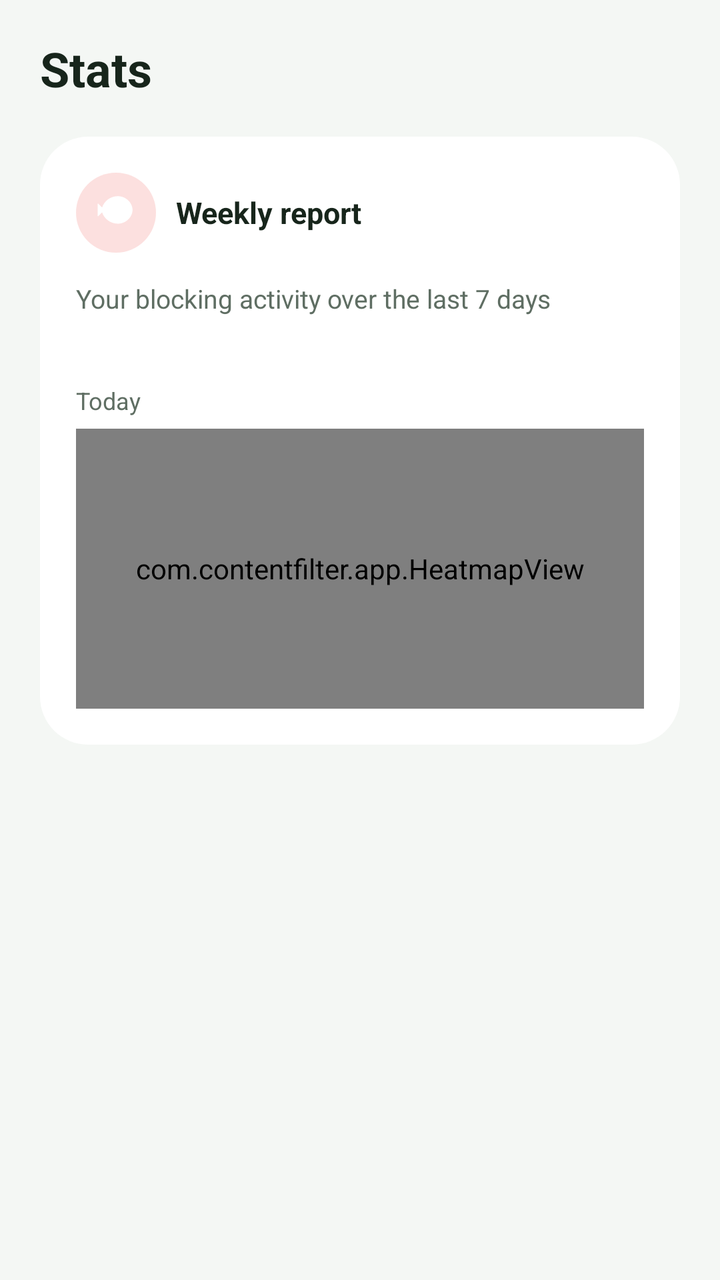
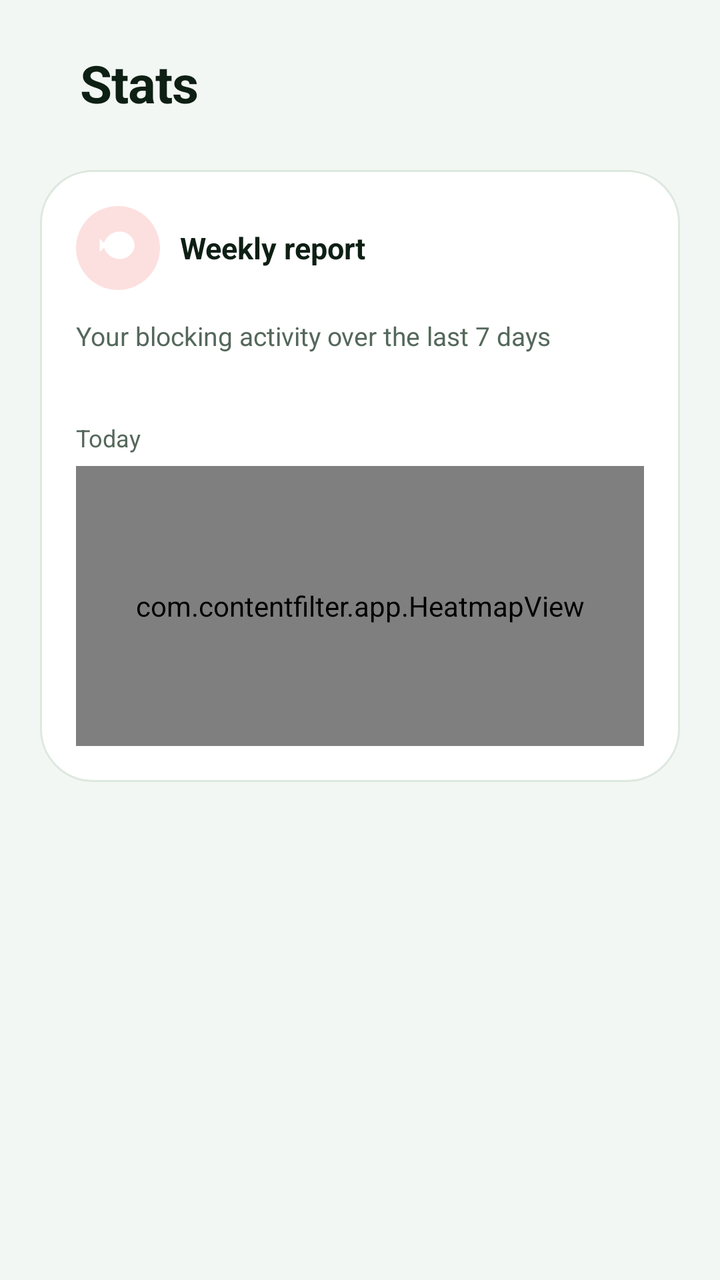

Before-and-after screenshots of an Android layout around one commit, followed by the original layout XML and the change that was made.
<!-- AndroidManifest.xml: application theme Theme.ContentFilter -->
<!-- res/layout/fragment_stats.xml -->
<?xml version="1.0" encoding="utf-8"?>
<ScrollView xmlns:android="http://schemas.android.com/apk/res/android"
    android:layout_width="match_parent"
    android:layout_height="match_parent"
    android:fillViewport="true"
    android:scrollbars="none">

    <LinearLayout
        android:layout_width="match_parent"
        android:layout_height="wrap_content"
        android:orientation="vertical"
        android:paddingStart="20dp"
        android:paddingEnd="20dp"
        android:paddingBottom="24dp">

        <TextView
            android:layout_width="wrap_content"
            android:layout_height="wrap_content"
            android:layout_marginTop="18dp"
            android:layout_marginBottom="6dp"
            android:text="@string/tab_stats"
            android:textSize="24sp"
            android:textStyle="bold"
            android:textColor="?attr/textPrimary" />

        
        <LinearLayout
            android:layout_width="match_parent"
            android:layout_height="wrap_content"
            android:orientation="vertical"
            android:background="@drawable/card_bg"
            android:padding="18dp"
            android:layout_marginTop="12dp">

            <LinearLayout
                android:layout_width="wrap_content"
                android:layout_height="wrap_content"
                android:orientation="horizontal"
                android:gravity="center_vertical"
                android:layout_marginBottom="14dp">

                <FrameLayout style="@style/IconCircle"
                    android:background="@drawable/icon_circle_red">
                    <ImageView android:layout_width="22dp" android:layout_height="22dp"
                        android:layout_gravity="center"
                        android:src="@drawable/ic_block" />
                </FrameLayout>

                <TextView
                    android:layout_width="wrap_content"
                    android:layout_height="wrap_content"
                    android:layout_marginStart="10dp"
                    android:text="@string/report_title"
                    android:textSize="15sp"
                    android:textStyle="bold"
                    android:textColor="?attr/textPrimary" />

                <TextView
                    android:id="@+id/reportCount"
                    android:layout_width="0dp"
                    android:layout_height="wrap_content"
                    android:layout_weight="1"
                    android:gravity="end"
                    android:textColor="@color/green_light"
                    android:textStyle="bold"
                    android:textSize="15sp" />
            </LinearLayout>

            <TextView
                android:layout_width="wrap_content"
                android:layout_height="wrap_content"
                android:text="@string/report_desc"
                android:textSize="13sp"
                android:textColor="?attr/textSecondary" />

            <LinearLayout android:id="@+id/reportBars"
                android:layout_width="match_parent"
                android:layout_height="wrap_content"
                android:orientation="horizontal"
                android:gravity="bottom"
                android:layout_marginTop="16dp" />

            <TextView
                android:id="@+id/heatmapSelected"
                android:layout_width="wrap_content"
                android:layout_height="wrap_content"
                android:layout_marginTop="18dp"
                android:layout_marginBottom="6dp"
                android:text="@string/heatmap_today"
                android:textSize="12sp"
                android:textColor="?attr/textSecondary" />

            <com.contentfilter.app.HeatmapView
                android:id="@+id/heatmap"
                android:layout_width="match_parent"
                android:layout_height="140dp" />
        </LinearLayout>
    </LinearLayout>
</ScrollView>
<!-- resources referenced by this layout -->
<resources>
  <color name="green_light">#4CAF50</color>
  <!-- drawable card_bg (drawable) -->
  <?xml version="1.0" encoding="utf-8"?>
  <shape xmlns:android="http://schemas.android.com/apk/res/android"
      android:shape="rectangle">
      <solid android:color="?attr/cardBg" />
      <corners android:radius="24dp" />
  </shape>
  <!-- drawable ic_block (drawable) -->
  <?xml version="1.0" encoding="utf-8"?>
  <vector xmlns:android="http://schemas.android.com/apk/res/android"
      android:width="24dp" android:height="24dp"
      android:viewportWidth="24" android:viewportHeight="24">
      <path
          android:fillColor="#FFFFFF"
          android:pathData="M13,3 C9,3 5.6,5.6 4.4,9.2 L2.2,7 L2,7.2 L2,13.8 L2.2,14 L4.4,11.8 C5.6,15.4 9,18 13,18 C17.4,18 21,14.4 21,10.5 C21,6.6 17.4,3 13,3 Z" />
  </vector>
  <!-- drawable icon_circle_red (drawable) -->
  <?xml version="1.0" encoding="utf-8"?>
  <shape xmlns:android="http://schemas.android.com/apk/res/android"
      android:shape="oval">
      <solid android:color="#2EEF5350" />
  </shape>
  <string name="heatmap_today">Today</string>
  <string name="report_desc">Your blocking activity over the last 7 days</string>
  <string name="report_title">Weekly report</string>
  <string name="tab_stats">Stats</string>
  <style name="IconCircle">
          <item name="android:layout_width">40dp</item>
          <item name="android:layout_height">40dp</item>
      </style>
  <style name="Theme.ContentFilter" parent="Theme.AppCompat.DayNight.NoActionBar">
          <item name="colorPrimary">@color/green_primary</item>
          <item name="colorPrimaryDark">@color/green_dark</item>
          <item name="colorAccent">@color/green_light</item>
          <item name="android:windowBackground">@color/bg_light</item>
          <item name="android:statusBarColor">@color/bg_light</item>
          <item name="android:windowLightStatusBar">true</item>
          <item name="cardBg">@color/card_light</item>
          <item name="textPrimary">@color/text_primary</item>
          <item name="textSecondary">@color/text_secondary</item>
          <item name="dividerColor">@color/divider</item>
      </style>
  <color name="green_primary">#2E7D32</color>
  <color name="green_dark">#1B5E20</color>
  <color name="bg_light">#F4F7F4</color>
  <color name="card_light">#FFFFFF</color>
  <color name="text_primary">#17251B</color>
  <color name="text_secondary">#5F6E63</color>
  <color name="divider">#1A000000</color>
</resources>

<!-- the commit's change to res/layout/fragment_stats.xml (unified diff, before → after) -->
@@ -16,12 +16,11 @@
         <TextView
             android:layout_width="wrap_content"
             android:layout_height="wrap_content"
-            android:layout_marginTop="18dp"
-            android:layout_marginBottom="6dp"
+            android:layout_marginTop="24dp"
+            android:layout_marginStart="20dp"
+            android:layout_marginBottom="14dp"
             android:text="@string/tab_stats"
-            android:textSize="24sp"
-            android:textStyle="bold"
-            android:textColor="?attr/textPrimary" />
+            style="@style/Display" />
 
         
         <LinearLayout
<!-- resource entries referenced after the edit -->
@@ -6,7 +6,8 @@
   <shape xmlns:android="http://schemas.android.com/apk/res/android"
       android:shape="rectangle">
       <solid android:color="?attr/cardBg" />
-      <corners android:radius="24dp" />
+      <corners android:radius="26dp" />
+      <stroke android:width="1dp" android:color="?attr/strokeColor" />
   </shape>
   <!-- drawable ic_block (drawable) -->
   <?xml version="1.0" encoding="utf-8"?>
@@ -27,28 +28,40 @@
   <string name="report_desc">Your blocking activity over the last 7 days</string>
   <string name="report_title">Weekly report</string>
   <string name="tab_stats">Stats</string>
+  <style name="Display">
+          <item name="android:textSize">26sp</item>
+          <item name="android:textStyle">bold</item>
+          <item name="android:textColor">?attr/textPrimary</item>
+          <item name="android:letterSpacing">-0.01</item>
+      </style>
   <style name="IconCircle">
-          <item name="android:layout_width">40dp</item>
-          <item name="android:layout_height">40dp</item>
+          <item name="android:layout_width">42dp</item>
+          <item name="android:layout_height">42dp</item>
       </style>
   <style name="Theme.ContentFilter" parent="Theme.AppCompat.DayNight.NoActionBar">
           <item name="colorPrimary">@color/green_primary</item>
-          <item name="colorPrimaryDark">@color/green_dark</item>
-          <item name="colorAccent">@color/green_light</item>
+          <item name="colorPrimaryDark">@color/bg_light</item>
+          <item name="colorAccent">@color/teal_accent</item>
           <item name="android:windowBackground">@color/bg_light</item>
           <item name="android:statusBarColor">@color/bg_light</item>
+          <item name="android:navigationBarColor">@color/bg_light_surface</item>
           <item name="android:windowLightStatusBar">true</item>
-          <item name="cardBg">@color/card_light</item>
+          <item name="cardBg">@color/bg_light_surface</item>
+          <item name="cardBgElevated">@color/bg_light_elevated</item>
           <item name="textPrimary">@color/text_primary</item>
           <item name="textSecondary">@color/text_secondary</item>
           <item name="dividerColor">@color/divider</item>
+          <item name="strokeColor">@color/stroke_light</item>
+          <item name="accentColor">@color/teal_accent</item>
       </style>
   <color name="green_primary">#2E7D32</color>
-  <color name="green_dark">#1B5E20</color>
-  <color name="bg_light">#F4F7F4</color>
-  <color name="card_light">#FFFFFF</color>
-  <color name="text_primary">#17251B</color>
-  <color name="text_secondary">#5F6E63</color>
-  <color name="divider">#1A000000</color>
+  <color name="bg_light">#F2F7F3</color>
+  <color name="teal_accent">#00BFA5</color>
+  <color name="bg_light_surface">#FFFFFF</color>
+  <color name="bg_light_elevated">#FAFDFA</color>
+  <color name="text_primary">#0E1F14</color>
+  <color name="text_secondary">#54685B</color>
+  <color name="divider">#14000000</color>
+  <color name="stroke_light">#DDE8DF</color>
 </resources>
 
